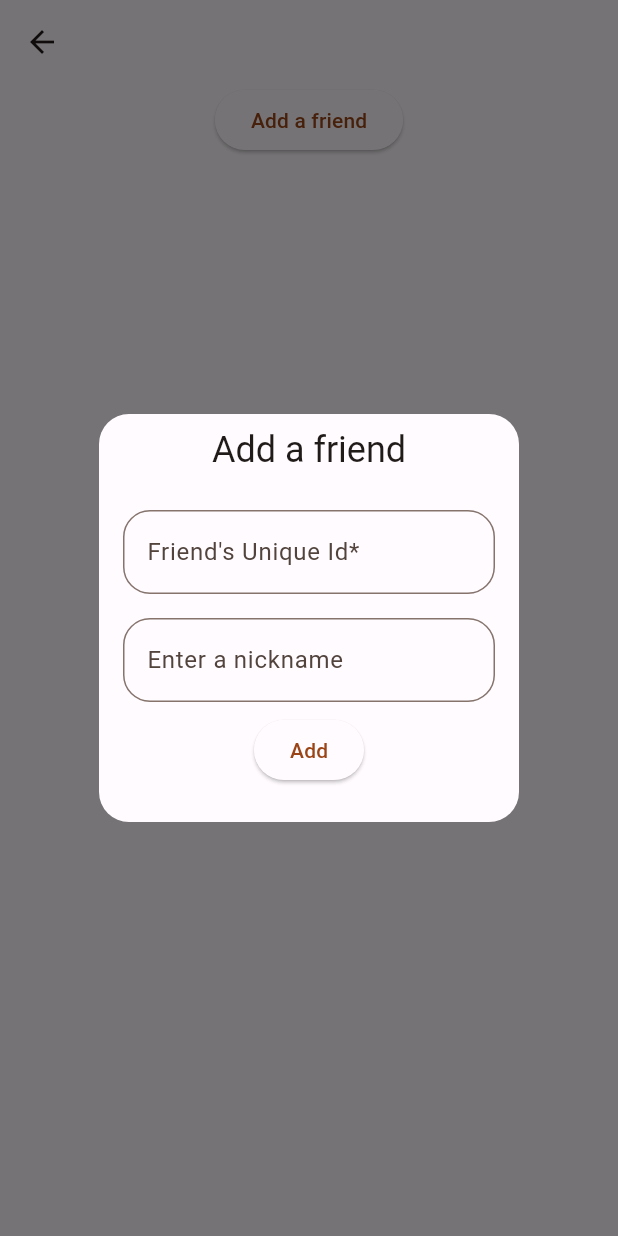
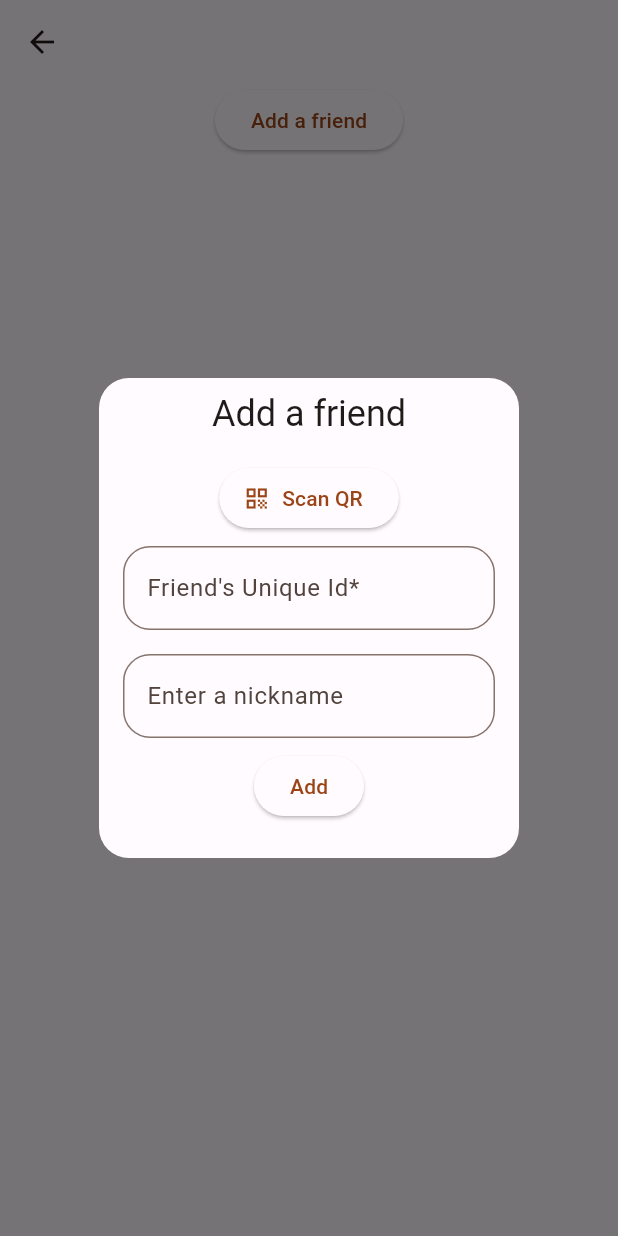
Before and after one commit to Dheeraj-Reddy-Mallapu/Note-Taking, a Flutter app: the FriendsList screen opened by its route, after a tap on "Add a friend", on a phone screen of 412 x 824 dp. Run offline on Flutter 3.47's test engine with Material 2 defaults, Android fonts, the phone set to English and light mode, and no system bars; drawn by our look-alikes of dynamic_color; our stand-ins replace awesome_snackbar_content, cloud_firestore, firebase_auth, firebase_core, flutter_staggered_animations, get and 5 more; missing offline and left inert: firebase_app_check, flutter_quill, qr_code_dart_scan, quick_actions, random_string_generator; accounts and stored records are empty; generated files the repository leaves out were written again; network calls fail; key blocks and very long unbroken strings in the code were emptied for the run.

Commit message:
QR Scan feature and added awesome_snackbar_content

```diff
--- a/lib/main.dart
+++ b/lib/main.dart
@@ -23,10 +23,10 @@ Future main() async {
     MobileAds.instance.initialize();
   }
 
-  await Firebase.initializeApp(options: DefaultFirebaseOptions.android);
+  await Firebase.initializeApp(options: DefaultFirebaseOptions.currentPlatform);
   await FirebaseAppCheck.instance.activate(
     androidProvider: AndroidProvider.playIntegrity,
-    // webRecaptchaSiteKey: recaptchaV3SiteKey,
+    webRecaptchaSiteKey: recaptchaV3SiteKey,
   );
 
   runApp(const MyApp());
--- a/lib/screens/friends_list.dart
+++ b/lib/screens/friends_list.dart
@@ -1,8 +1,7 @@
-import 'dart:math';
-
+import 'package:flutter/foundation.dart';
 import 'package:flutter/material.dart';
 import 'package:get/get.dart';
-import 'package:note_taking_firebase/custom_color.g.dart';
+import 'package:note_taking_firebase/screens/qr_scanner.dart';
 import 'package:note_taking_firebase/services/database.dart';
 
 class FriendsList extends StatelessWidget {
@@ -11,26 +10,6 @@ class FriendsList extends StatelessWidget {
   @override
   Widget build(BuildContext context) {
     final color = Theme.of(context).colorScheme;
-
-    final customColor = Theme.of(context).extension<CustomColors>()!;
-    List<Color> colours = [
-      color.secondaryContainer,
-      customColor.greenishblueContainer!,
-      customColor.yellowishgreenContainer!,
-      customColor.yellowishbrownContainer!,
-      customColor.pinkishredContainer!,
-      customColor.blueContainer!,
-      customColor.purpleContainer!,
-    ];
-    List<Color> primaryColours = [
-      color.primary,
-      customColor.greenishblue!,
-      customColor.yellowishgreen!,
-      customColor.yellowishbrown!,
-      customColor.pinkishred!,
-      customColor.blue!,
-      customColor.purple!,
-    ];
 
     final dB = FireStore();
 
@@ -48,6 +27,14 @@ class FriendsList extends StatelessWidget {
                     title: 'Add a friend',
                     content: Column(
                       children: [
+                        if (!kIsWeb)
+                          ElevatedButton.icon(
+                            onPressed: () {
+                              Get.to(() => QRScan(frndIdC: frndIdC));
+                            },
+                            icon: const Icon(Icons.qr_code),
+                            label: const Text('Scan QR'),
+                          ),
                         Padding(
                           padding: const EdgeInsets.all(8.0),
                           child: TextFormField(
@@ -107,32 +94,26 @@ class FriendsList extends StatelessWidget {
                       itemBuilder: (context, index) {
                         final data = friendsData[index];
 
-                        final colourIndex = Random().nextInt(colours.length);
-
                         return Padding(
                           padding: const EdgeInsets.all(8.0),
                           child: Container(
                             decoration: BoxDecoration(
-                              boxShadow: [
-                                BoxShadow(
-                                  blurRadius: 3,
-                                  color: primaryColours[colourIndex],
-                                  offset: const Offset(0, 2),
-                                )
-                              ],
+                              boxShadow: [BoxShadow(blurRadius: 2, offset: const Offset(0, 2), color: color.primary)],
                               border: Border.all(
                                 width: 0.5,
-                                color: primaryColours[colourIndex],
                               ),
                               borderRadius: BorderRadius.circular(15),
-                              color: colours[colourIndex].withOpacity(0.9),
+                              color: color.primaryContainer.withOpacity(0.9),
                             ),
                             child: Column(
                               children: [
                                 Row(
                                   mainAxisAlignment: MainAxisAlignment.spaceBetween,
                                   children: [
-                                    CircleAvatar(child: Text('${index + 1}')),
+                                    Padding(
+                                      padding: const EdgeInsets.all(4.0),
+                                      child: CircleAvatar(child: Text('${index + 1}')),
+                                    ),
                                     Text(data['frndName'], style: const TextStyle(fontWeight: FontWeight.bold)),
                                     Row(
                                       children: [
--- a/lib/screens/view_note.dart
+++ b/lib/screens/view_note.dart
@@ -1,5 +1,6 @@
 import 'dart:convert';
 
+import 'package:awesome_snackbar_content/awesome_snackbar_content.dart';
 import 'package:flutter/material.dart';
 import 'package:flutter_quill/flutter_quill.dart' as quill;
 import 'package:note_taking_firebase/services/database.dart';
@@ -52,7 +53,7 @@ class ViewNote extends StatelessWidget {
                       ElevatedButton(
                         onPressed: () {
                           FireStore().deleteNote(id: data['id']).then((value) => Navigator.pop(context));
-                          MySnackbar().show(context, 'Deleted the note permanently!', color.secondaryContainer);
+                          mySnackBar(context, 'Hey!', 'Deleted the note permanently!', ContentType.warning);
                           Navigator.pop(context);
                           Navigator.pop(context);
                         },
@@ -99,7 +100,7 @@ class ViewNote extends StatelessWidget {
             ElevatedButton(
                 onPressed: () {
                   FireStore().restoreNote(id: data['id'], deleted: false);
-                  MySnackbar().show(context, 'Restored the Note', color.secondaryContainer);
+                  mySnackBar(context, 'Hurray!', 'Successfully restored the Note', ContentType.success);
                   Navigator.pop(context);
                   Navigator.pop(context);
                 },
```
Also changed, not shown: lib/screens/edit_note.dart (+17 -20 lines), lib/screens/home_screen.dart (+11 -4 lines), lib/screens/new_note.dart (+4 -6 lines), lib/screens/qr_scanner.dart (added, +27 -0 lines), lib/widgets/my_snackbar.dart (+8 -12 lines), pubspec.yaml (+5 -5 lines).
